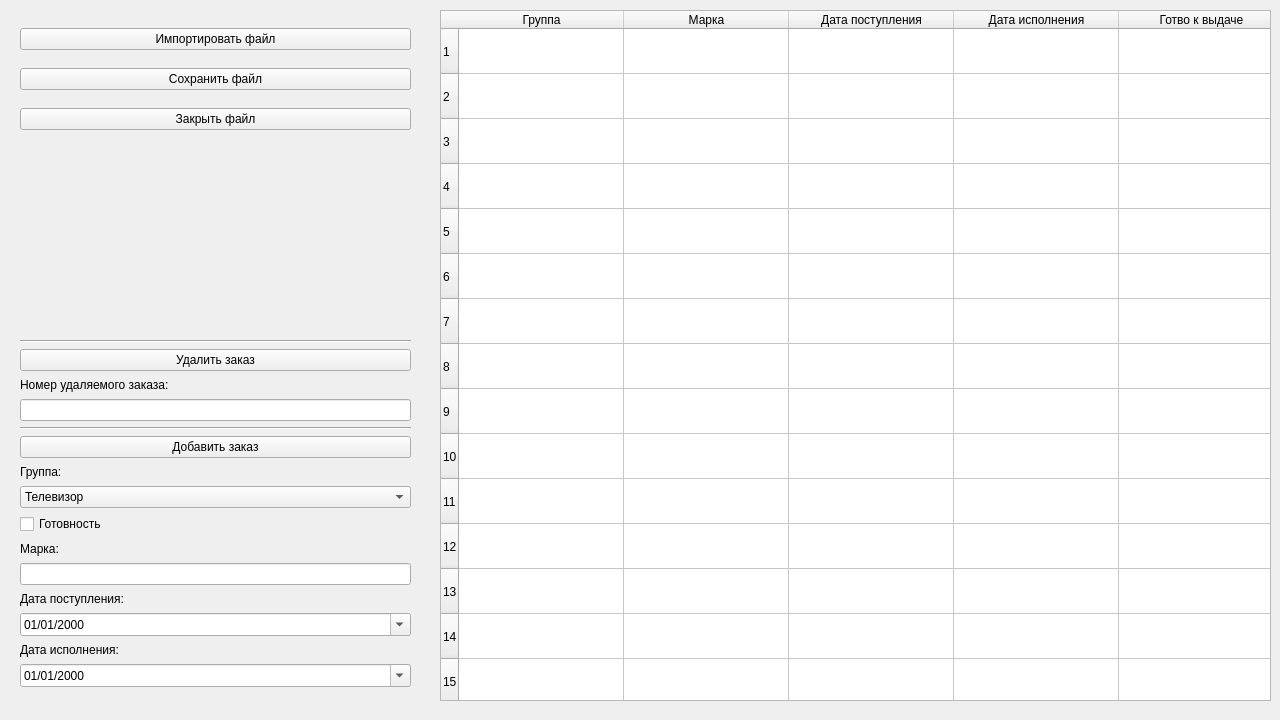
Old version of the form LabWork_2/Task_2/mainwindow.ui in the repository Max2772/FoA-P-2-Semester-.
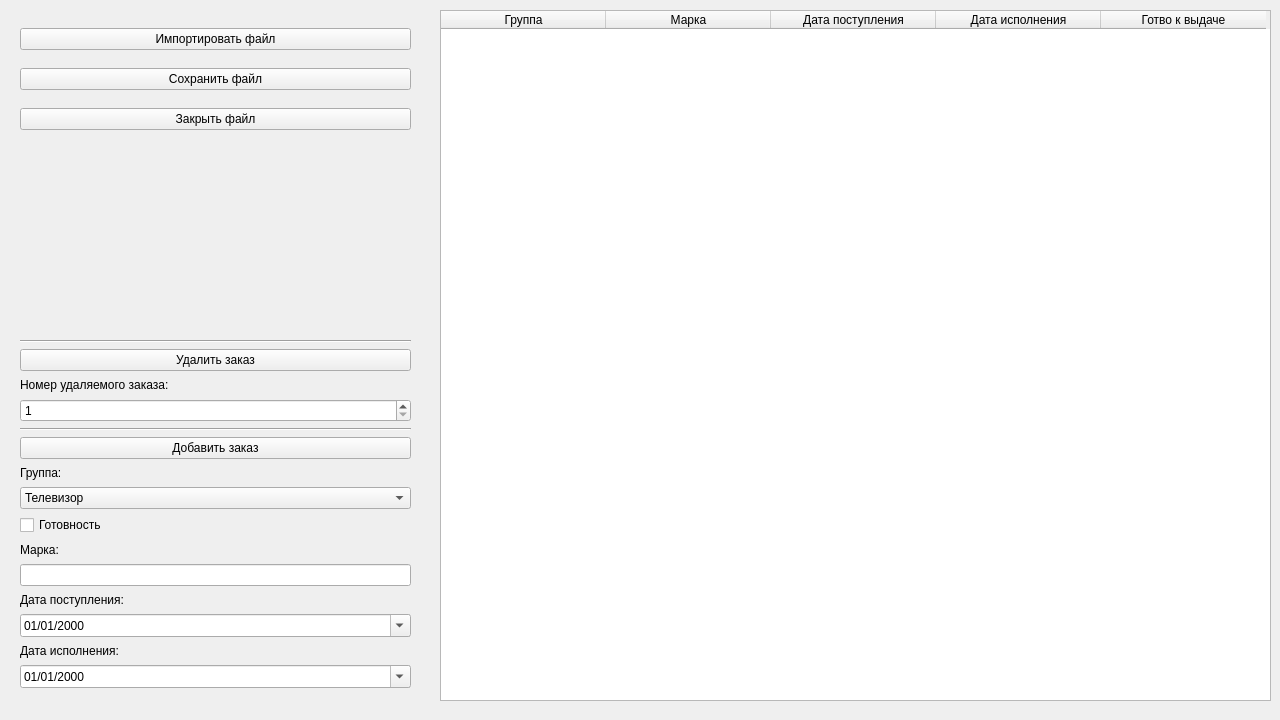
New version of the form. Icons and pictures are not drawn.

Patch:
```diff
--- a/LabWork_2/Task_2/mainwindow.ui
+++ b/LabWork_2/Task_2/mainwindow.ui
@@ -91,7 +91,7 @@
      <bool>false</bool>
     </property>
     <property name="rowCount">
-     <number>30</number>
+     <number>0</number>
     </property>
     <attribute name="horizontalHeaderMinimumSectionSize">
      <number>21</number>
@@ -102,36 +102,6 @@
     <attribute name="verticalHeaderDefaultSectionSize">
      <number>45</number>
     </attribute>
-    <row/>
-    <row/>
-    <row/>
-    <row/>
-    <row/>
-    <row/>
-    <row/>
-    <row/>
-    <row/>
-    <row/>
-    <row/>
-    <row/>
-    <row/>
-    <row/>
-    <row/>
-    <row/>
-    <row/>
-    <row/>
-    <row/>
-    <row/>
-    <row/>
-    <row/>
-    <row/>
-    <row/>
-    <row/>
-    <row/>
-    <row/>
-    <row/>
-    <row/>
-    <row/>
     <column>
      <property name="text">
       <string>Группа</string>
@@ -203,7 +173,7 @@
       <x>20</x>
       <y>340</y>
       <width>391</width>
-      <height>356</height>
+      <height>357</height>
      </rect>
     </property>
     <layout class="QVBoxLayout" name="verticalLayout_2">
@@ -229,7 +199,11 @@
       </widget>
      </item>
      <item>
-      <widget class="QLineEdit" name="lineEditDeleteOrder"/>
+      <widget class="QSpinBox" name="spinBoxDeleteOrder">
+       <property name="minimum">
+        <number>1</number>
+       </property>
+      </widget>
      </item>
      <item>
       <widget class="Line" name="line_2">
```
